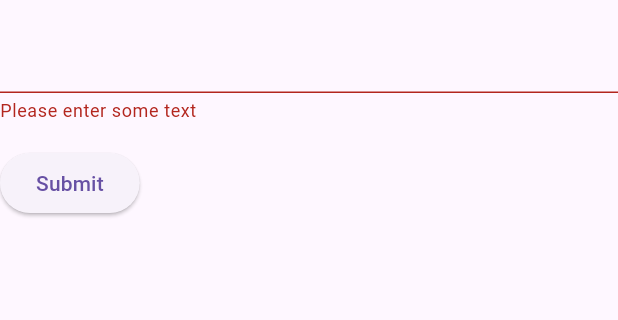
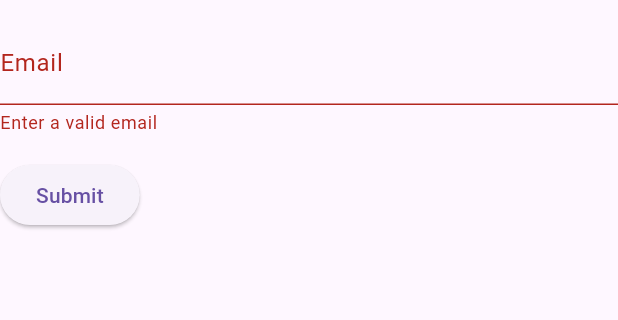
Before and after one commit to Ikran21/Inclass10, a Flutter app: the screen it shows after launch, after a tap on "Submit", on a phone screen of 412 x 824 dp, the part 63-383 px from its top. Run offline on Flutter 3.47's test engine with Material 3 defaults, Android fonts, the phone set to English and light mode, and no system bars.

Commit message:
email field

```diff
--- a/lib/main.dart
+++ b/lib/main.dart
@@ -48,10 +48,10 @@ class MyCustomFormState extends State<MyCustomForm> {
         crossAxisAlignment: CrossAxisAlignment.start,
         children: [
           TextFormField(
-            // The validator receives the text that the user has entered.
+            decoration: InputDecoration(labelText: 'Email'),
             validator: (value) {
-              if (value == null || value.isEmpty) {
-                return 'Please enter some text';
+              if (value == null || value.isEmpty || !value.contains('@')) {
+                return 'Enter a valid email';
               }
               return null;
             },
--- a/pubspec.yaml
+++ b/pubspec.yaml
@@ -38,7 +38,6 @@ dependencies:
 dev_dependencies:
   flutter_test:
     sdk: flutter
-
   # The "flutter_lints" package below contains a set of recommended lints to
   # encourage good coding practices. The lint set provided by the package is
   # activated in the `analysis_options.yaml` file located at the root of your
```
